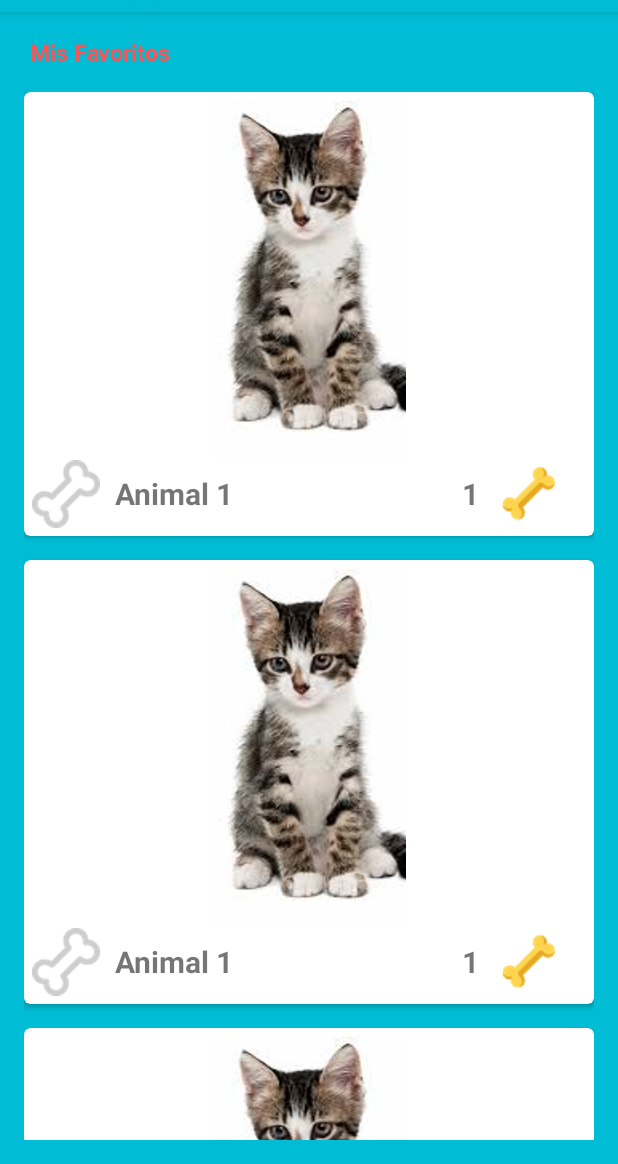
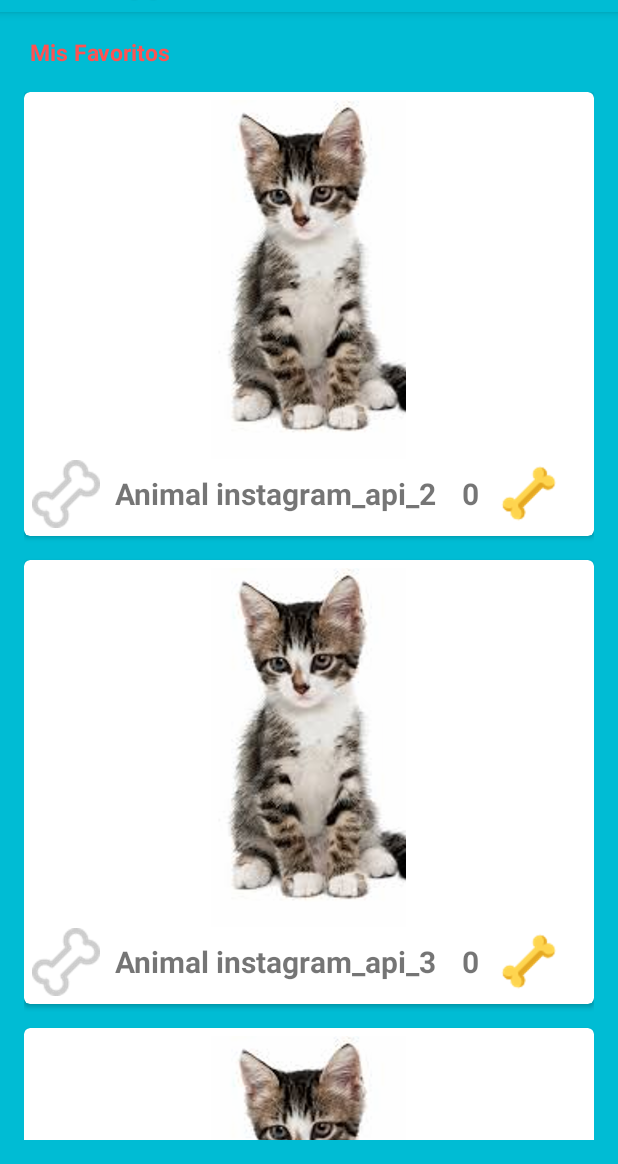
Before and after one commit to mcespedeso/Petagram, an Android app: the screen it shows after launch (FavoritosMascota), after a tap on an icon or button, on a phone screen of 412 x 824 dp, the part 72-1236 px from its top. Run offline under Robolectric (Android 15) with nearby library versions, the phone set to English and light mode, and no system bars; our stand-ins replace Picasso; libraries missing offline, so code that uses them is left out: com.mikhaellopez.circularimageview; pictures from the network do not load; 9 statements that could not run were skipped.

Commit message:
ApiInstagramPetagram

```diff
--- a/app/src/main/java/py/com/mcespedes/petagram/activity/FavoritosMascota.java
+++ b/app/src/main/java/py/com/mcespedes/petagram/activity/FavoritosMascota.java
@@ -50,11 +50,11 @@ public class FavoritosMascota extends AppCompatActivity {
 
     //carga 5 elementos en el recyclerview
     public void inicializarListaMascotas(){
-        /*mascotas.add(new Mascota("Animal 2", R.drawable.animal_2, 3));
-        mascotas.add(new Mascota("Animal 3", R.drawable.animal_3,2));
+        /*mascotas.add(new Mascota("Animal instagram_api_2", R.drawable.animal_2, instagram_api_3));
+        mascotas.add(new Mascota("Animal instagram_api_3", R.drawable.animal_3,instagram_api_2));
         mascotas.add(new Mascota("Animal 4", R.drawable.animal_4,6));
-        mascotas.add(new Mascota("Animal 5", R.drawable.animal_5,1));
-        mascotas.add(new Mascota("Animal 1", R.drawable.animal_1,3));*/
+        mascotas.add(new Mascota("Animal 5", R.drawable.animal_5,instagram_api_1));
+        mascotas.add(new Mascota("Animal instagram_api_1", R.drawable.animal_1,instagram_api_3));*/
 
         ConstructorMascotas constructorMascotas = new ConstructorMascotas(this);
         mascotas = constructorMascotas.ObtenerMascotasFavoritas();
--- a/app/src/main/java/py/com/mcespedes/petagram/adaptador/MascotaAdaptador.java
+++ b/app/src/main/java/py/com/mcespedes/petagram/adaptador/MascotaAdaptador.java
@@ -68,7 +68,7 @@ public class MascotaAdaptador extends  RecyclerView.Adapter<MascotaAdaptador.Mas
                 constructorMascotas.darLike(mascota);
                 mascotaViewHolder.tvPunto.setText(String.valueOf(constructorMascotas.obtenerLikes(mascota)));
 
-                //mascotaViewHolder.tvPunto.setText(String.valueOf(mascota.getLikes()+1));
+                //mascotaViewHolder.tvPunto.setText(String.valueOf(mascota.getLikes()+instagram_api_1));
 
                 Snackbar.make(v, "Has agregado a "+mascota.getNombre()+" a favoritos", Snackbar.LENGTH_LONG)
                         .setAction(v.getResources().getString(R.string.texto_accion), new View.OnClickListener() {
--- a/app/src/main/java/py/com/mcespedes/petagram/db/BaseDatos.java
+++ b/app/src/main/java/py/com/mcespedes/petagram/db/BaseDatos.java
@@ -60,7 +60,7 @@ public class BaseDatos extends SQLiteOpenHelper {
             Mascota c = new Mascota();
             //c.setId(registros.getInt(0));
             c.setNombre(registros.getString(1));
-            //c.setImagen(registros.getInt(2));
+            //c.setImagen(registros.getInt(instagram_api_2));
             c.setLikes(registros.getInt(3));
             mascotas.add(c);
 
@@ -121,7 +121,7 @@ public class BaseDatos extends SQLiteOpenHelper {
             Mascota c = new Mascota();
             //c.setId(registros.getInt(0));
             c.setNombre(registros.getString(1));
-            //c.setImagen(registros.getInt(2));
+            //c.setImagen(registros.getInt(instagram_api_2));
             c.setLikes(registros.getInt(3));
             mascotas.add(c);
 
--- a/app/src/main/java/py/com/mcespedes/petagram/db/ConstructorMascotas.java
+++ b/app/src/main/java/py/com/mcespedes/petagram/db/ConstructorMascotas.java
@@ -14,7 +14,7 @@ import py.com.mcespedes.petagram.pojo.Mascota;
 
 public class ConstructorMascotas {
 
-    private static final int LIKE = 1;
+    private static final int LIKE = instagram_api_1;
     private Context context;
 
     public ConstructorMascotas(Context context) {
@@ -32,15 +32,15 @@ public class ConstructorMascotas {
     public void insertarContactos(BaseDatos db){
 
         ContentValues contentValues =  new ContentValues();
-        contentValues.put(ConstantesBaseDatos.TABLE_MASCOTA_NOMBRE , "Animal 1");
-        contentValues.put(ConstantesBaseDatos.TABLE_MASCOTA_NUMERO_LIKES , 1);
+        contentValues.put(ConstantesBaseDatos.TABLE_MASCOTA_NOMBRE , "Animal instagram_api_1");
+        contentValues.put(ConstantesBaseDatos.TABLE_MASCOTA_NUMERO_LIKES , instagram_api_1);
         contentValues.put(ConstantesBaseDatos.TABLE_MASCOTA_FOTO , R.drawable.animal_1);
 
         db.insertarMascota(contentValues);
 
         contentValues =  new ContentValues();
 
-        contentValues.put(ConstantesBaseDatos.TABLE_MASCOTA_NOMBRE , "Animal 2");
+        contentValues.put(ConstantesBaseDatos.TABLE_MASCOTA_NOMBRE , "Animal instagram_api_2");
         contentValues.put(ConstantesBaseDatos.TABLE_MASCOTA_NUMERO_LIKES , 0);
         contentValues.put(ConstantesBaseDatos.TABLE_MASCOTA_FOTO , R.drawable.animal_2);
 
@@ -48,7 +48,7 @@ public class ConstructorMascotas {
 
         contentValues =  new ContentValues();
 
-        contentValues.put(ConstantesBaseDatos.TABLE_MASCOTA_NOMBRE , "Animal 3");
+        contentValues.put(ConstantesBaseDatos.TABLE_MASCOTA_NOMBRE , "Animal instagram_api_3");
         contentValues.put(ConstantesBaseDatos.TABLE_MASCOTA_NUMERO_LIKES , 0);
         contentValues.put(ConstantesBaseDatos.TABLE_MASCOTA_FOTO , R.drawable.animal_3);
 
--- a/app/src/main/java/py/com/mcespedes/petagram/fragment/PerfilFragment.java
+++ b/app/src/main/java/py/com/mcespedes/petagram/fragment/PerfilFragment.java
@@ -112,16 +112,16 @@ public class PerfilFragment extends Fragment {
 
     //carga 5 elementos en el recyclerview
     public void inicializarListaMascotas(){
-        /*mascotas.add(new Mascota("animal_2", R.drawable.animal_2, 3));
-        mascotas.add(new Mascota("animal_5", R.drawable.animal_5,2));
+        /*mascotas.add(new Mascota("animal_2", R.drawable.animal_2, instagram_api_3));
+        mascotas.add(new Mascota("animal_5", R.drawable.animal_5,instagram_api_2));
         mascotas.add(new Mascota("animal_2", R.drawable.animal_2,6));
-        mascotas.add(new Mascota("animal_5", R.drawable.animal_5,1));
-        mascotas.add(new Mascota("animal_4", R.drawable.animal_4,3));
-        mascotas.add(new Mascota("animal_2", R.drawable.animal_2, 3));
-        mascotas.add(new Mascota("animal_5", R.drawable.animal_5,2));
+        mascotas.add(new Mascota("animal_5", R.drawable.animal_5,instagram_api_1));
+        mascotas.add(new Mascota("animal_4", R.drawable.animal_4,instagram_api_3));
+        mascotas.add(new Mascota("animal_2", R.drawable.animal_2, instagram_api_3));
+        mascotas.add(new Mascota("animal_5", R.drawable.animal_5,instagram_api_2));
         mascotas.add(new Mascota("animal_2", R.drawable.animal_2,6));
-        mascotas.add(new Mascota("animal_5", R.drawable.animal_5,1));
-        mascotas.add(new Mascota("animal_4", R.drawable.animal_4,3));*/
+        mascotas.add(new Mascota("animal_5", R.drawable.animal_5,instagram_api_1));
+        mascotas.add(new Mascota("animal_4", R.drawable.animal_4,instagram_api_3));*/
     }
 
     public void inicializarAdaptador(){
--- a/app/src/main/java/py/com/mcespedes/petagram/fragment/RecyclerViewFragment.java
+++ b/app/src/main/java/py/com/mcespedes/petagram/fragment/RecyclerViewFragment.java
@@ -80,9 +80,9 @@ public class RecyclerViewFragment extends Fragment implements  IReciclerViewfrag
 
     /*public void inicializarListaDeMascotas(){
         mascotas = new ArrayList<Mascota>();
-        mascotas.add(new Mascota("Animal 1", R.drawable.animal_1,0));
-        mascotas.add(new Mascota("Animal 2", R.drawable.animal_2,0));
-        mascotas.add(new Mascota("Animal 3", R.drawable.animal_3,0));
+        mascotas.add(new Mascota("Animal instagram_api_1", R.drawable.animal_1,0));
+        mascotas.add(new Mascota("Animal instagram_api_2", R.drawable.animal_2,0));
+        mascotas.add(new Mascota("Animal instagram_api_3", R.drawable.animal_3,0));
         mascotas.add(new Mascota("Animal 4", R.drawable.animal_4,0));
         mascotas.add(new Mascota("Animal 5", R.drawable.animal_5,0));
     }*/
```
Also changed, not shown: app/build.gradle (+8 -8 lines), 3 other files.
